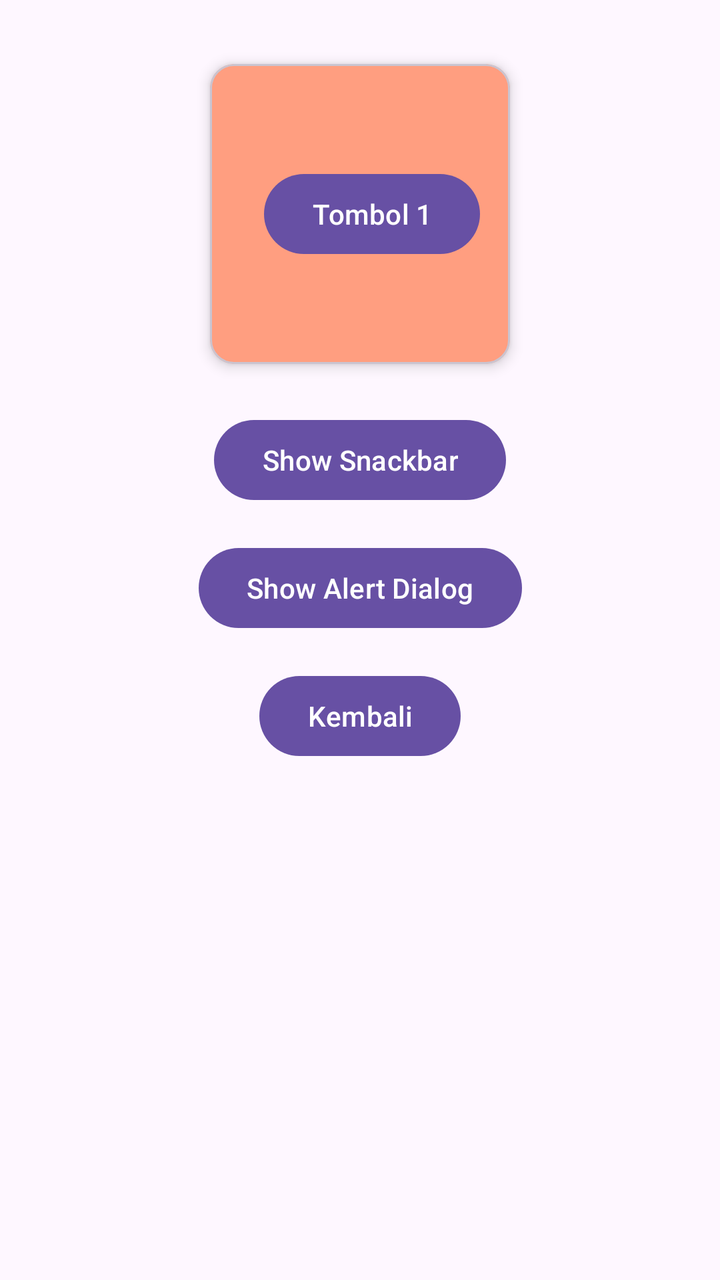
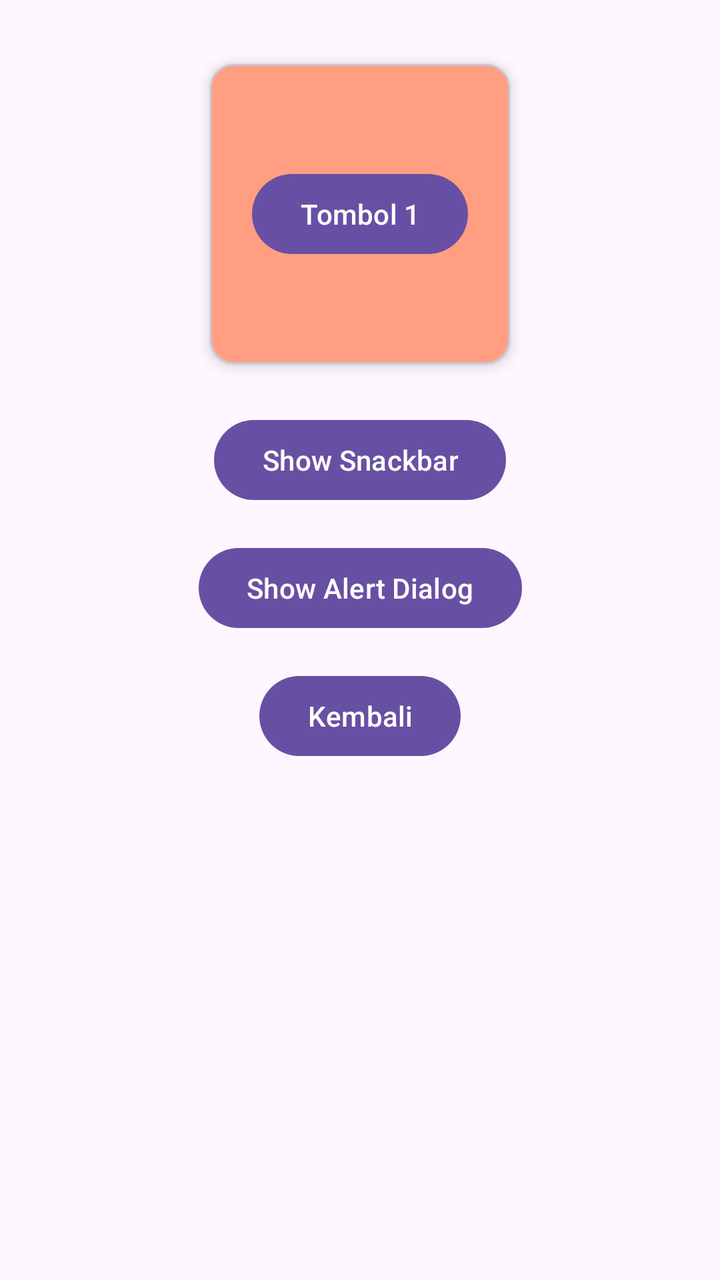

Before-and-after screenshots of an Android layout around one commit, followed by the original layout XML and the change that was made.
<!-- AndroidManifest.xml: application theme Theme.Uranus_Rangga -->
<!-- res/layout/activity_fourth.xml -->
<?xml version="1.0" encoding="utf-8"?>
<androidx.constraintlayout.widget.ConstraintLayout xmlns:android="http://schemas.android.com/apk/res/android"
    xmlns:app="http://schemas.android.com/apk/res-auto"
    xmlns:tools="http://schemas.android.com/tools"
    android:id="@+id/main"
    android:layout_width="match_parent"
    android:layout_height="match_parent"
    tools:context=".pertemuan_4.FourthActivity">

    <com.google.android.material.card.MaterialCardView
        android:id="@+id/cardView"
        android:layout_width="150dp"
        android:layout_height="150dp"
        android:layout_marginTop="32dp"
        android:backgroundTint="#FF9E80"
        app:cardElevation="4dp"
        app:layout_constraintEnd_toEndOf="parent"
        app:layout_constraintHorizontal_bias="0.5"
        app:layout_constraintStart_toStartOf="parent"
        app:layout_constraintTop_toTopOf="parent">

        <androidx.constraintlayout.widget.ConstraintLayout
            android:layout_width="match_parent"
            android:layout_height="match_parent"
            android:layout_margin="15dp">

            <Button
                android:id="@+id/btn1"
                android:layout_width="wrap_content"
                android:layout_height="wrap_content"
                android:layout_marginTop="36dp"
                android:text="Tombol 1"
                app:layout_constraintEnd_toEndOf="parent"
                app:layout_constraintHorizontal_bias="1.0"
                app:layout_constraintStart_toStartOf="parent"
                app:layout_constraintTop_toTopOf="parent" />

        </androidx.constraintlayout.widget.ConstraintLayout>

    </com.google.android.material.card.MaterialCardView>

    <Button
        android:id="@+id/btnShowSnackbar"
        android:layout_width="wrap_content"
        android:layout_height="wrap_content"
        android:layout_marginTop="24dp"
        android:text="Show Snackbar"
        app:layout_constraintEnd_toEndOf="parent"
        app:layout_constraintStart_toStartOf="parent"
        app:layout_constraintTop_toBottomOf="@+id/cardView" />

    <Button
        android:id="@+id/btnShowAlertDialog"
        android:layout_width="wrap_content"
        android:layout_height="wrap_content"
        android:layout_marginTop="16dp"
        android:text="Show Alert Dialog"
        app:layout_constraintEnd_toEndOf="parent"
        app:layout_constraintStart_toStartOf="parent"
        app:layout_constraintTop_toBottomOf="@+id/btnShowSnackbar" />

    <Button
        android:id="@+id/btnKembali"
        android:layout_width="wrap_content"
        android:layout_height="wrap_content"
        android:layout_marginTop="16dp"
        android:text="Kembali"
        app:layout_constraintEnd_toEndOf="parent"
        app:layout_constraintStart_toStartOf="parent"
        app:layout_constraintTop_toBottomOf="@+id/btnShowAlertDialog" />

</androidx.constraintlayout.widget.ConstraintLayout>
<!-- resources referenced by this layout -->
<resources>
  <style name="Theme.Uranus_Rangga" parent="Base.Theme.Uranus_Rangga" />
  <style name="Base.Theme.Uranus_Rangga" parent="Theme.Material3.DayNight.NoActionBar">
          
          
      </style>
</resources>

<!-- the commit's change to res/layout/activity_fourth.xml (unified diff, before → after) -->
@@ -31,7 +31,6 @@
                 android:layout_marginTop="36dp"
                 android:text="Tombol 1"
                 app:layout_constraintEnd_toEndOf="parent"
-                app:layout_constraintHorizontal_bias="1.0"
                 app:layout_constraintStart_toStartOf="parent"
                 app:layout_constraintTop_toTopOf="parent" />
 
